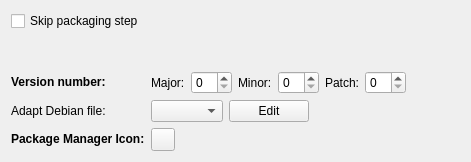
The window that src/plugins/qt4projectmanager/qt-maemo/maemopackagecreationwidget.ui (qt-creator/qt-creator) describes before a commit, drawn with Qt 5.
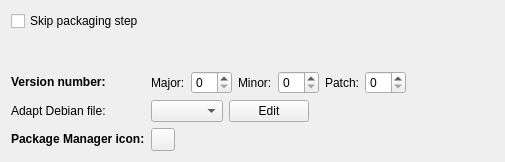
The same window after the commit.

Commit message:
Maemo: Fix user-visible strings.
Capitalization + native separators.

Patch:
```diff
--- a/src/plugins/qt4projectmanager/qt-maemo/maemopackagecreationwidget.ui
+++ b/src/plugins/qt4projectmanager/qt-maemo/maemopackagecreationwidget.ui
@@ -6,7 +6,7 @@
    <rect>
     <x>0</x>
     <y>0</y>
-    <width>471</width>
+    <width>505</width>
     <height>162</height>
    </rect>
   </property>
@@ -193,7 +193,7 @@
      <item row="2" column="0">
       <widget class="QLabel" name="packageManagerIconLabel">
        <property name="text">
-        <string>&lt;b&gt;Package Manager Icon:&lt;/b&gt;</string>
+        <string>&lt;b&gt;Package Manager icon:&lt;/b&gt;</string>
        </property>
       </widget>
      </item>
```
The commit also changes 1 other file.
